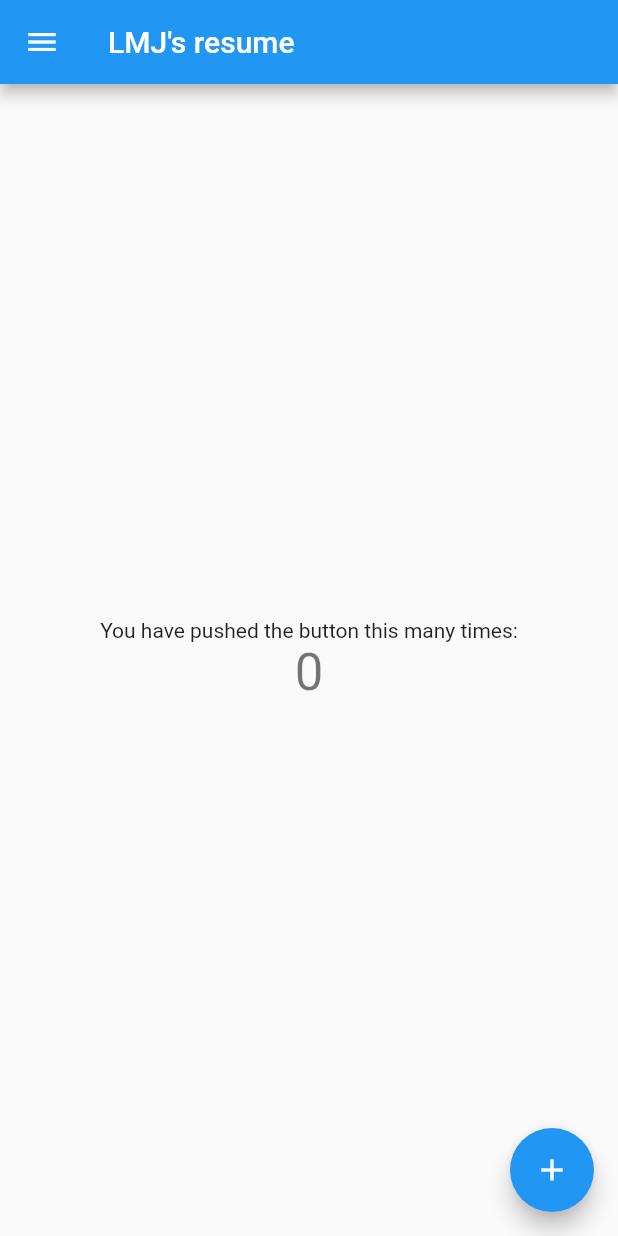
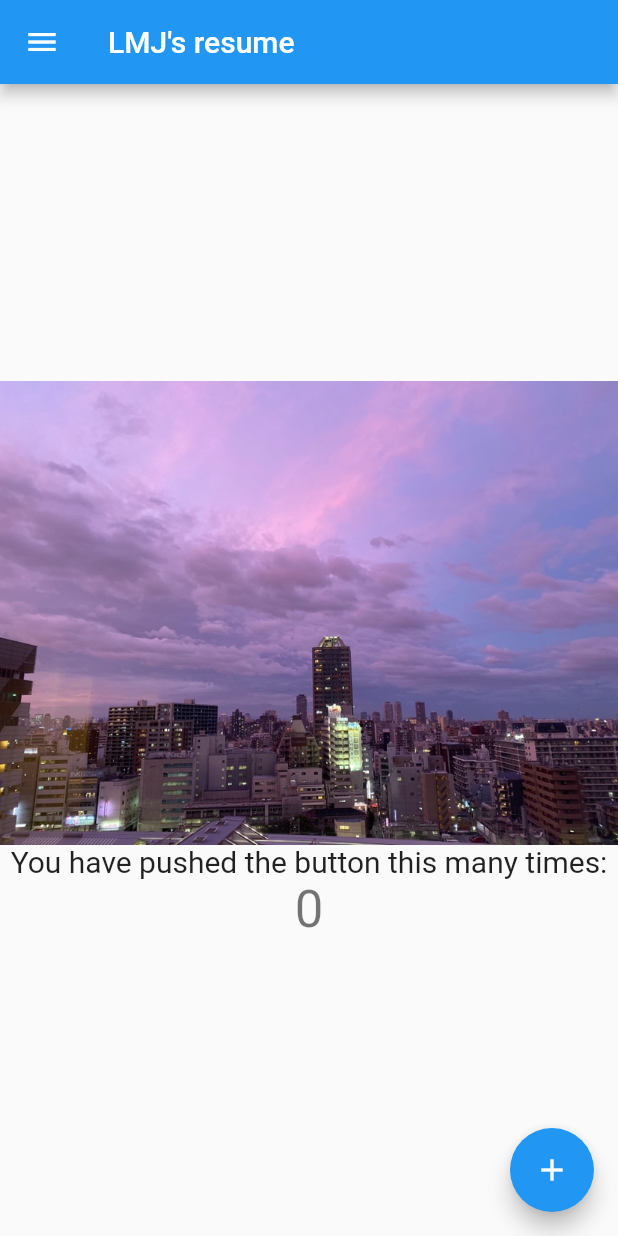
Before and after one commit to lumeijin/dadada, a Flutter app: the screen it shows after launch, on a phone screen of 412 x 824 dp. Run offline on Flutter 3.47's test engine with Material 2 defaults, Android fonts, the phone set to English and light mode, and no system bars.

Commit message:
append some pic for body.

```diff
--- a/lib/main.dart
+++ b/lib/main.dart
@@ -95,8 +95,14 @@ class _MyHomePageState extends State<MyHomePage> {
           // horizontal).
           mainAxisAlignment: MainAxisAlignment.center,
           children: <Widget>[
+            Image.asset('images/pic1.jpg',
+            fit: BoxFit.cover,),
             const Text(
               'You have pushed the button this many times:',
+              style: TextStyle(
+                fontSize: 20.0,
+              ),
+              textAlign:TextAlign.center,
             ),
             Text(
               '$_counter',
@@ -124,7 +130,9 @@ class _MyHomePageState extends State<MyHomePage> {
               ),
               decoration: BoxDecoration(
                 color: Colors.blue,
-                image: DecorationImage(image: NetworkImage("https://www.yulumi.cn/gl/uploads/allimg/201128/1622554M7-0.jpg")),
+                image: DecorationImage(
+                    image: NetworkImage(
+                        "https://www.yulumi.cn/gl/uploads/allimg/201128/1622554M7-0.jpg")),
               ),
             ),
             ListTile(
--- a/pubspec.yaml
+++ b/pubspec.yaml
@@ -58,9 +58,9 @@ flutter:
   uses-material-design: true
 
   # To add assets to your application, add an assets section, like this:
-  # assets:
-  #   - images/a_dot_burr.jpeg
-  #   - images/a_dot_ham.jpeg
+  assets:
+     - images/pic1.jpg
+     - images/pic2.jpg
 
   # An image asset can refer to one or more resolution-specific "variants", see
   # https://flutter.dev/assets-and-images/#resolution-aware.
```
Also changed, not shown: images/pic1.jpg (added), images/pic2.jpg (added).
